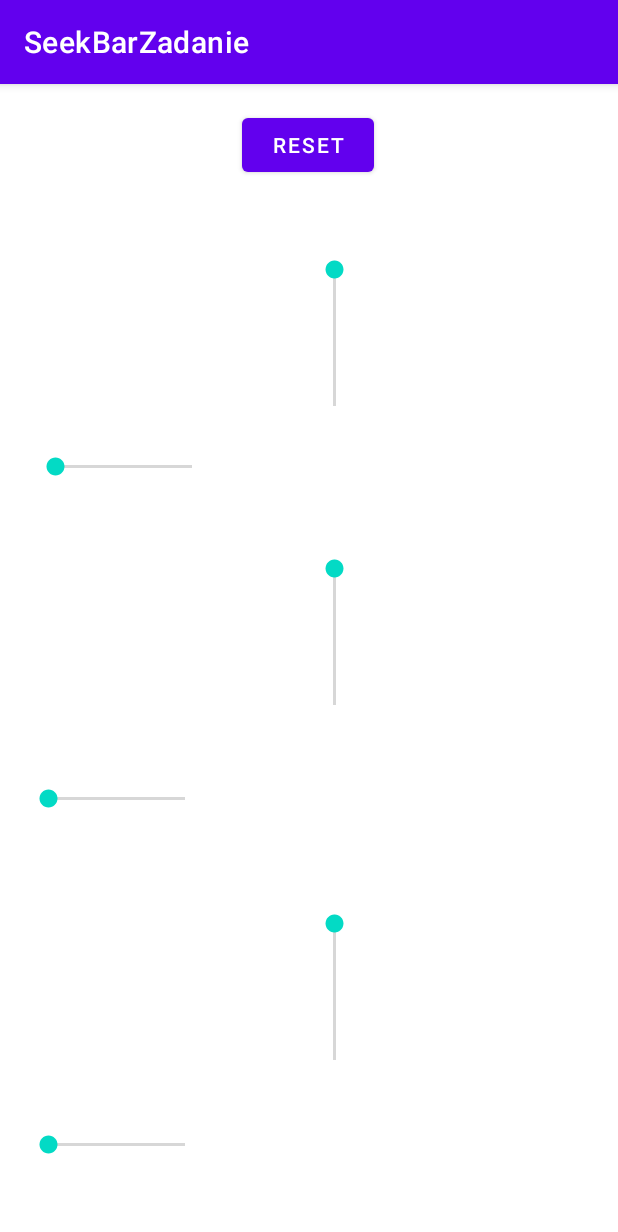
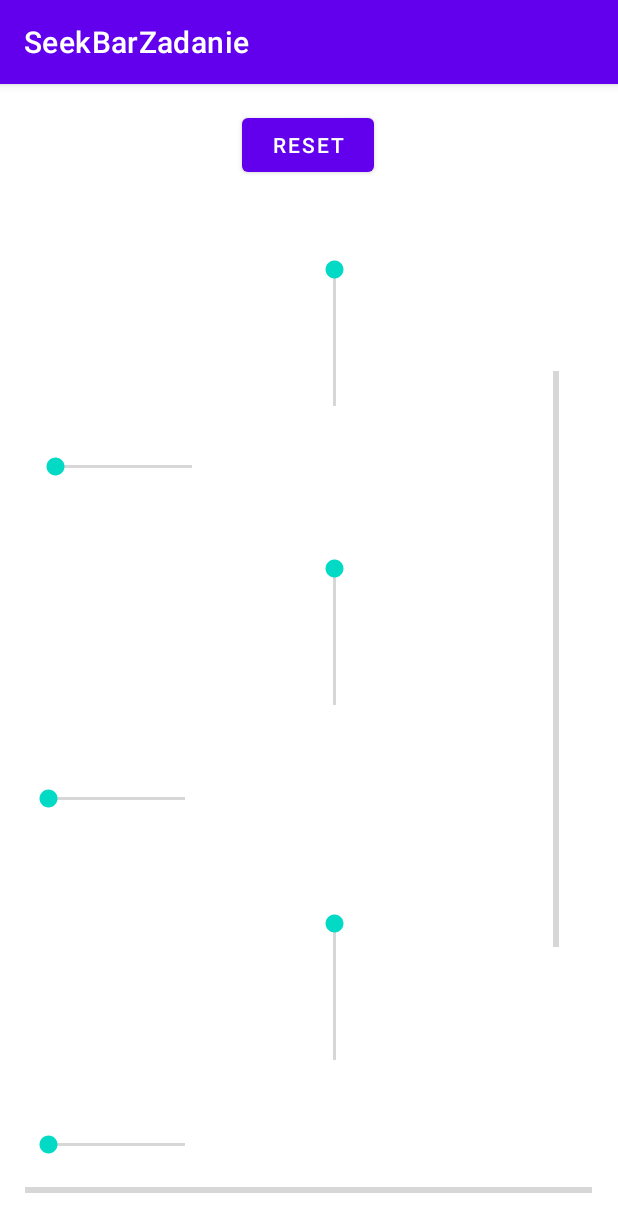
Before and after one commit to matipoklo/SeekBarZadanie, an Android app: the screen it shows after launch (MainActivity), on a phone screen of 412 x 824 dp. Shown: the top 1232 px of the screen. Run offline under Robolectric (Android 15) with nearby library versions, the phone set to English and light mode, and no system bars.

Commit message:
Dodanie 2 progressBarów

```diff
--- a/app/src/main/res/layout/activity_main.xml
+++ b/app/src/main/res/layout/activity_main.xml
@@ -129,4 +129,30 @@
         app:layout_constraintTop_toTopOf="parent"
         app:layout_constraintVertical_bias="0.796" />
 
+    <ProgressBar
+        android:id="@+id/progressPoziom"
+        style="?android:attr/progressBarStyleHorizontal"
+        android:layout_width="378dp"
+        android:layout_height="26dp"
+        app:layout_constraintBottom_toBottomOf="parent"
+        app:layout_constraintEnd_toEndOf="parent"
+        app:layout_constraintHorizontal_bias="0.484"
+        app:layout_constraintStart_toStartOf="parent"
+        app:layout_constraintTop_toTopOf="parent"
+        app:layout_constraintVertical_bias="0.977" />
+
+    <ProgressBar
+        android:id="@+id/progressPion"
+        style="?android:attr/progressBarStyleHorizontal"
+        android:layout_width="wrap_content"
+        android:layout_height="wrap_content"
+        android:rotation="90"
+        android:scaleX="8"
+        app:layout_constraintBottom_toBottomOf="parent"
+        app:layout_constraintEnd_toEndOf="parent"
+        app:layout_constraintHorizontal_bias="0.953"
+        app:layout_constraintStart_toStartOf="parent"
+        app:layout_constraintTop_toTopOf="parent"
+        app:layout_constraintVertical_bias="0.499" />
+
 </androidx.constraintlayout.widget.ConstraintLayout>
```
